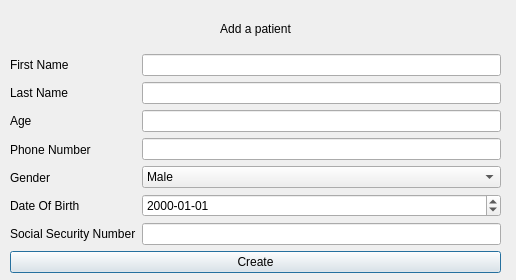
First picture: the form in addpatient.ui, repository luigiacuna/UB-GUI-OOP-Final-Project, before the edit.
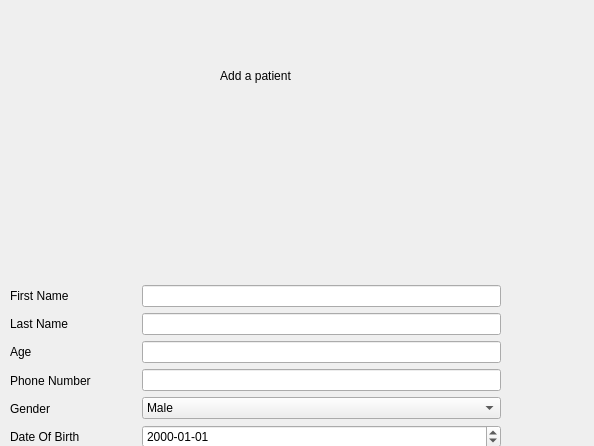
Second picture: the form after the edit. Icons and pictures are not drawn.

What changed in the file:
```diff
--- a/addpatient.ui
+++ b/addpatient.ui
@@ -6,8 +6,8 @@
    <rect>
     <x>0</x>
     <y>0</y>
-    <width>516</width>
-    <height>280</height>
+    <width>594</width>
+    <height>446</height>
    </rect>
   </property>
   <property name="windowTitle">
@@ -19,7 +19,7 @@
      <x>10</x>
      <y>10</y>
      <width>491</width>
-     <height>263</height>
+     <height>494</height>
     </rect>
    </property>
    <layout class="QVBoxLayout" name="mainLayout">
@@ -33,6 +33,16 @@
       </property>
      </widget>
     </item>
+    <item>
+     <widget class="QLabel" name="editpic">
+      <property name="text">
+       <string/>
+      </property>
+      <property name="pixmap">
+       <pixmap resource="img.qrc">:/img/img/username.png</pixmap>
+      </property>
+     </widget>
+    </item>
     <item>
      <layout class="QHBoxLayout" name="horizontalLayout">
       <item>
```
